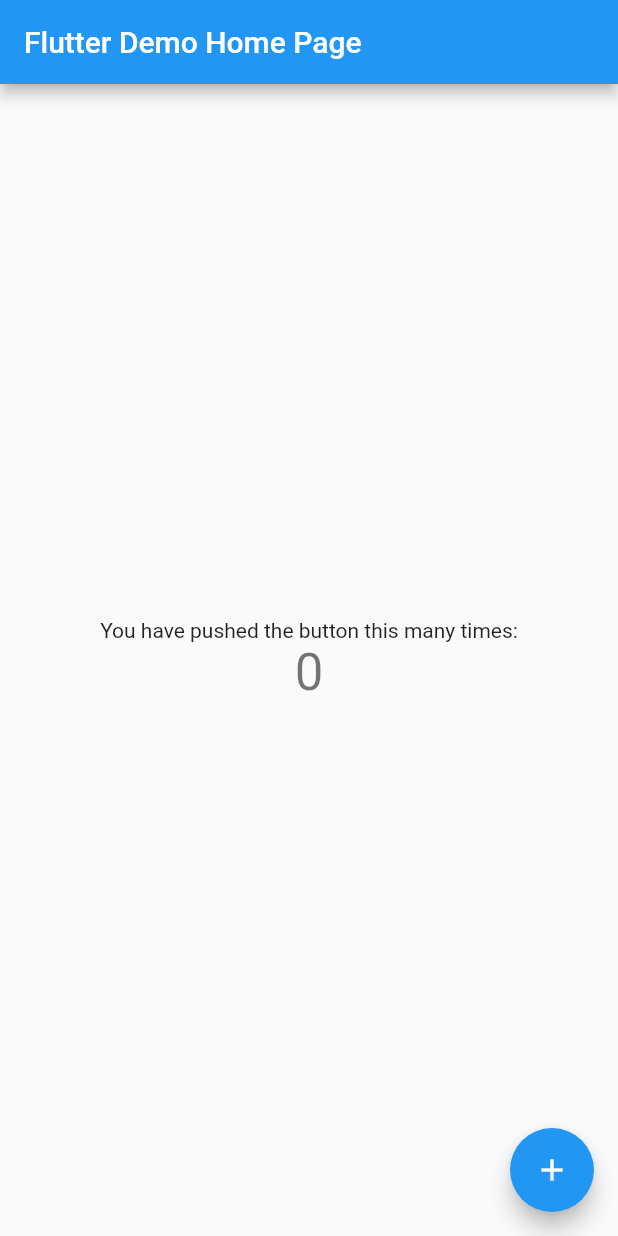
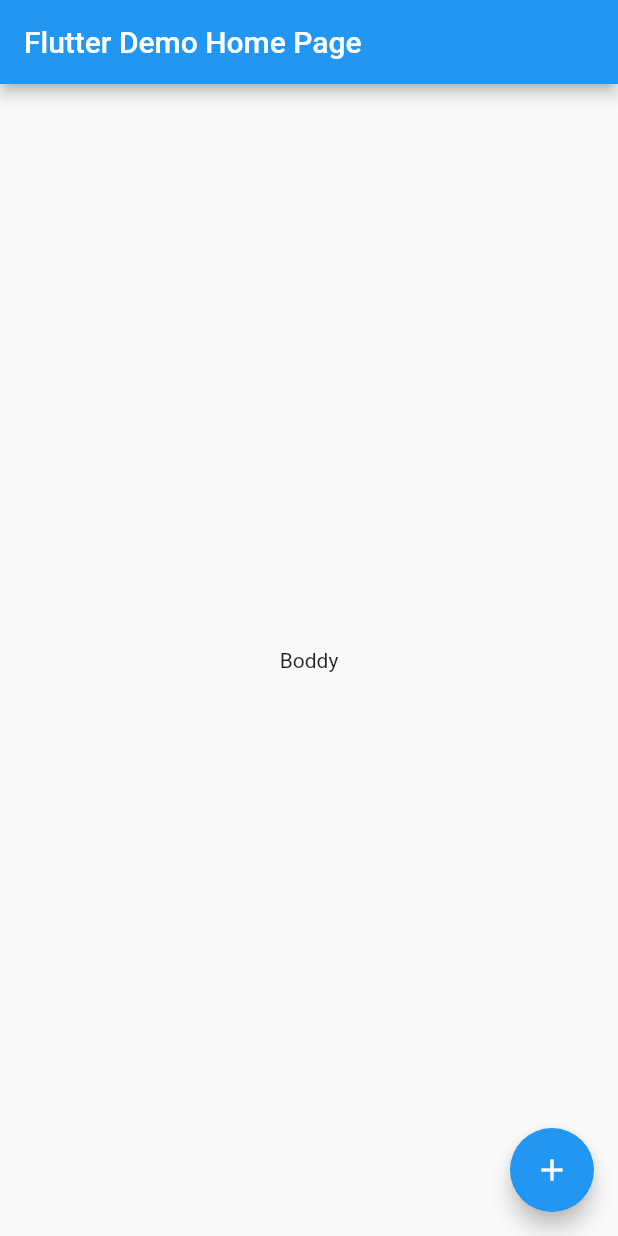
Before and after one commit to minhtien300199/SeminarFlutterCNPM, a Flutter app: the screen it shows after launch, on a phone screen of 412 x 824 dp. Run offline on Flutter 3.47's test engine with Material 2 defaults, Android fonts, the phone set to English and light mode, and no system bars.

Commit message:
clean init code

```diff
--- a/lib/main.dart
+++ b/lib/main.dart
@@ -11,19 +11,7 @@ class MyApp extends StatelessWidget {
     return MaterialApp(
       title: 'Flutter Demo',
       theme: ThemeData(
-        // This is the theme of your application.
-        //
-        // Try running your application with "flutter run". You'll see the
-        // application has a blue toolbar. Then, without quitting the app, try
-        // changing the primarySwatch below to Colors.green and then invoke
-        // "hot reload" (press "r" in the console where you ran "flutter run",
-        // or simply save your changes to "hot reload" in a Flutter IDE).
-        // Notice that the counter didn't reset back to zero; the application
-        // is not restarted.
         primarySwatch: Colors.blue,
-        // This makes the visual density adapt to the platform that you run
-        // the app on. For desktop platforms, the controls will be smaller and
-        // closer together (more dense) than on mobile platforms.
         visualDensity: VisualDensity.adaptivePlatformDensity,
       ),
       home: MyHomePage(title: 'Flutter Demo Home Page'),
@@ -33,15 +21,6 @@ class MyApp extends StatelessWidget {
 
 class MyHomePage extends StatefulWidget {
   MyHomePage({Key key, this.title}) : super(key: key);
-
-  // This widget is the home page of your application. It is stateful, meaning
-  // that it has a State object (defined below) that contains fields that affect
-  // how it looks.
-
-  // This class is the configuration for the state. It holds the values (in this
-  // case the title) provided by the parent (in this case the App widget) and
-  // used by the build method of the State. Fields in a Widget subclass are
-  // always marked "final".
 
   final String title;
 
@@ -54,64 +33,24 @@ class _MyHomePageState extends State<MyHomePage> {
 
   void _incrementCounter() {
     setState(() {
-      // This call to setState tells the Flutter framework that something has
-      // changed in this State, which causes it to rerun the build method below
-      // so that the display can reflect the updated values. If we changed
-      // _counter without calling setState(), then the build method would not be
-      // called again, and so nothing would appear to happen.
       _counter++;
     });
   }
 
   @override
   Widget build(BuildContext context) {
-    // This method is rerun every time setState is called, for instance as done
-    // by the _incrementCounter method above.
-    //
-    // The Flutter framework has been optimized to make rerunning build methods
-    // fast, so that you can just rebuild anything that needs updating rather
-    // than having to individually change instances of widgets.
     return Scaffold(
       appBar: AppBar(
-        // Here we take the value from the MyHomePage object that was created by
-        // the App.build method, and use it to set our appbar title.
         title: Text(widget.title),
       ),
       body: Center(
-        // Center is a layout widget. It takes a single child and positions it
-        // in the middle of the parent.
-        child: Column(
-          // Column is also a layout widget. It takes a list of children and
-          // arranges them vertically. By default, it sizes itself to fit its
-          // children horizontally, and tries to be as tall as its parent.
-          //
-          // Invoke "debug painting" (press "p" in the console, choose the
-          // "Toggle Debug Paint" action from the Flutter Inspector in Android
-          // Studio, or the "Toggle Debug Paint" command in Visual Studio Code)
-          // to see the wireframe for each widget.
-          //
-          // Column has various properties to control how it sizes itself and
-          // how it positions its children. Here we use mainAxisAlignment to
-          // center the children vertically; the main axis here is the vertical
-          // axis because Columns are vertical (the cross axis would be
-          // horizontal).
-          mainAxisAlignment: MainAxisAlignment.center,
-          children: <Widget>[
-            Text(
-              'You have pushed the button this many times:',
-            ),
-            Text(
-              '$_counter',
-              style: Theme.of(context).textTheme.headline4,
-            ),
-          ],
-        ),
+        child: Text("Boddy"),
       ),
       floatingActionButton: FloatingActionButton(
         onPressed: _incrementCounter,
         tooltip: 'Increment',
         child: Icon(Icons.add),
-      ), // This trailing comma makes auto-formatting nicer for build methods.
+      ),
     );
   }
 }
```
